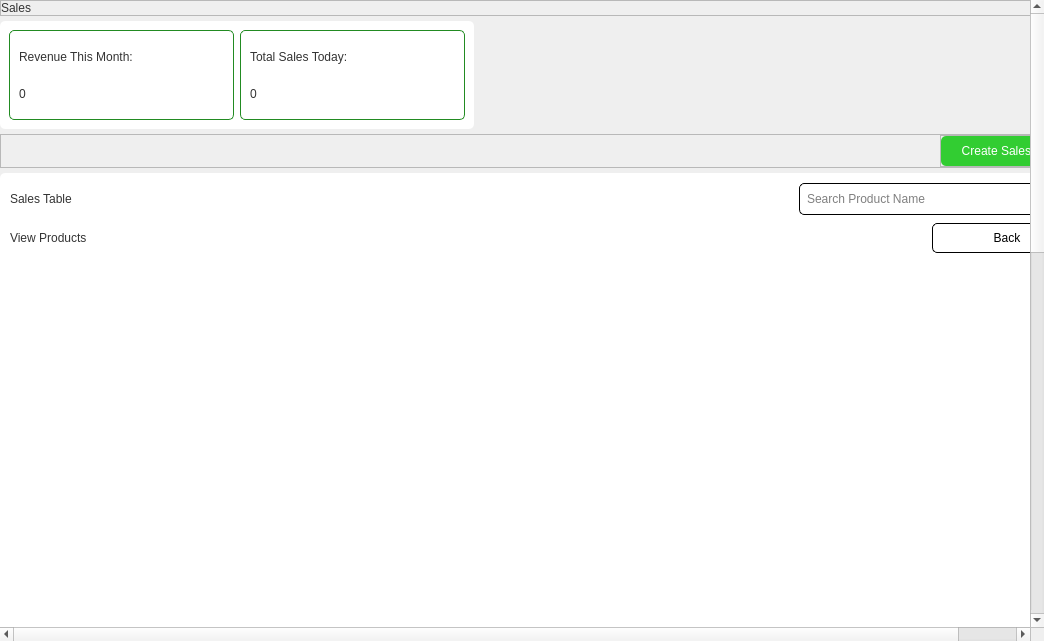
Before: the Qt Designer form app/src/ui/NEW/sales_report_page.ui in Kazu0210/Inventory-System, drawn with Qt 5.
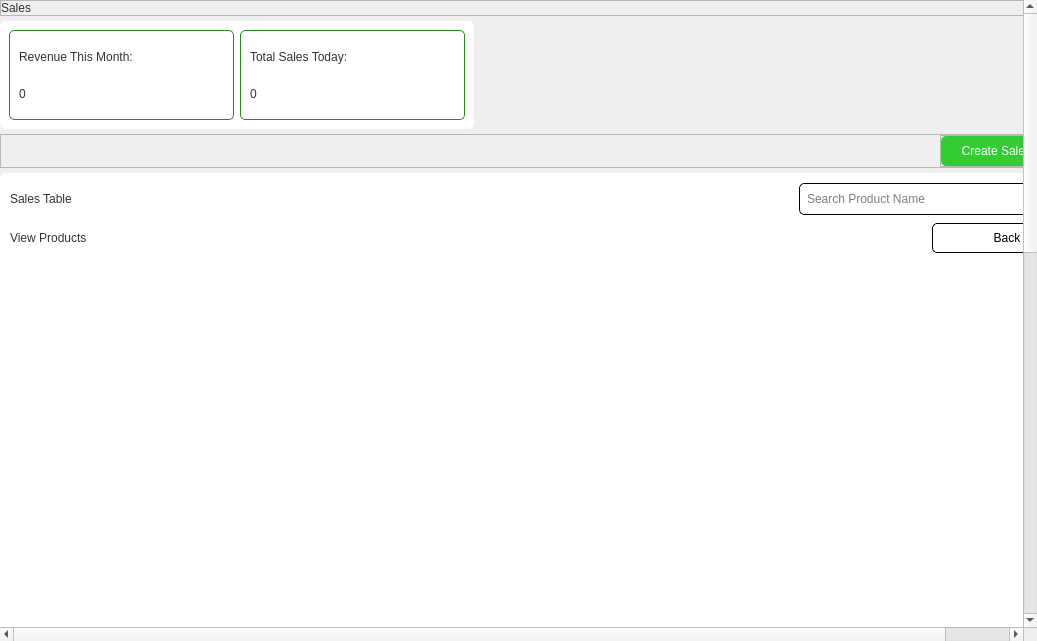
After: the same form once the commit is applied. Icons and pictures are not drawn.

Commit message: malapit na matapos ang sales report page

```diff
--- a/app/src/ui/NEW/sales_report_page.ui
+++ b/app/src/ui/NEW/sales_report_page.ui
@@ -6,7 +6,7 @@
    <rect>
     <x>0</x>
     <y>0</y>
-    <width>1044</width>
+    <width>1037</width>
     <height>641</height>
    </rect>
   </property>
@@ -48,8 +48,8 @@
      <widget class="QWidget" name="scrollAreaWidgetContents">
       <property name="geometry">
        <rect>
-        <x>-66</x>
-        <y>-641</y>
+        <x>-73</x>
+        <y>-819</y>
         <width>1093</width>
         <height>1594</height>
        </rect>
```
Left out of the diff: 29 changed lines with no effect on the pictures. The commit also changes 7 other files.
